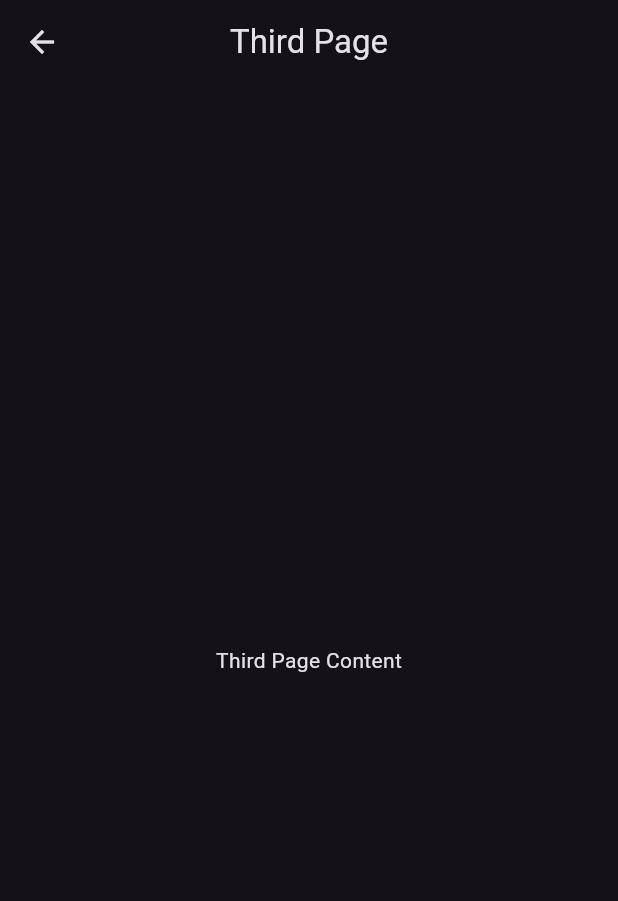
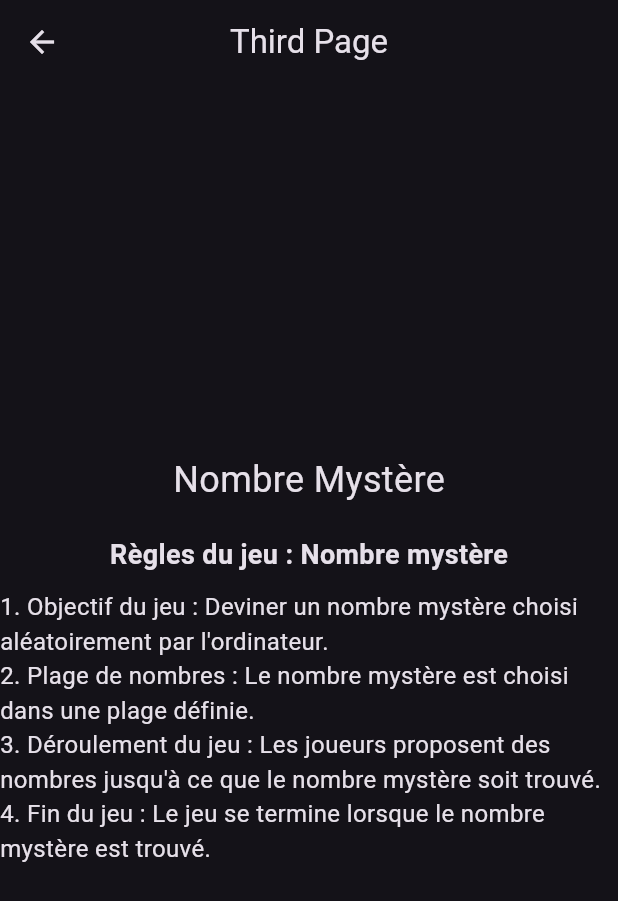
Before and after one commit to SNIVEAU/BUT2_TP_MOBILE, a Flutter app: the ThirdPage screen opened directly, on a phone screen of 412 x 824 dp. Shown: the top 901 px of the screen. Run offline on Flutter 3.47's test engine with Material 3 defaults, Android fonts, the phone set to English and light mode, and no system bars; our stand-ins replace google_fonts.

Commit message:
ajout des regles du jeu

```diff
--- a/lib/UI/ThirdPage.dart
+++ b/lib/UI/ThirdPage.dart
@@ -9,7 +9,38 @@ class ThirdPage extends StatelessWidget {
         centerTitle: true,
       ),
       body: Center(
-        child: Text('Third Page Content'),
+        child: Column(
+          mainAxisAlignment: MainAxisAlignment.center,
+          children: [
+            Text(
+              'Nombre Mystère',
+              style: TextStyle(fontSize: 24.0),
+            ),
+            SizedBox(height: 20.0), // Espacement entre le contenu existant et les règles
+            Text(
+              'Règles du jeu : Nombre mystère',
+              style: TextStyle(fontSize: 18.0, fontWeight: FontWeight.bold),
+            ),
+            SizedBox(height: 10.0), // Espacement entre les règles et le contenu suivant
+            Text(
+              '1. Objectif du jeu : Deviner un nombre mystère choisi aléatoirement par l\'ordinateur.',
+              style: TextStyle(fontSize: 16.0),
+            ),
+            Text(
+              '2. Plage de nombres : Le nombre mystère est choisi dans une plage définie.',
+              style: TextStyle(fontSize: 16.0),
+            ),
+            Text(
+              '3. Déroulement du jeu : Les joueurs proposent des nombres jusqu\'à ce que le nombre mystère soit trouvé.',
+              style: TextStyle(fontSize: 16.0),
+            ),
+            Text(
+              '4. Fin du jeu : Le jeu se termine lorsque le nombre mystère est trouvé.',
+              style: TextStyle(fontSize: 16.0),
+            ),
+            // Ajoutez d'autres règles si nécessaire
+          ],
+        ),
       ),
     );
   }
--- a/pubspec.yaml
+++ b/pubspec.yaml
@@ -30,7 +30,6 @@ environment:
 dependencies:
   flutter:
     sdk: flutter
-
 
   # The following adds the Cupertino Icons font to your application.
   # Use with the CupertinoIcons class for iOS style icons.
```
Also changed, not shown: 14 other files.
